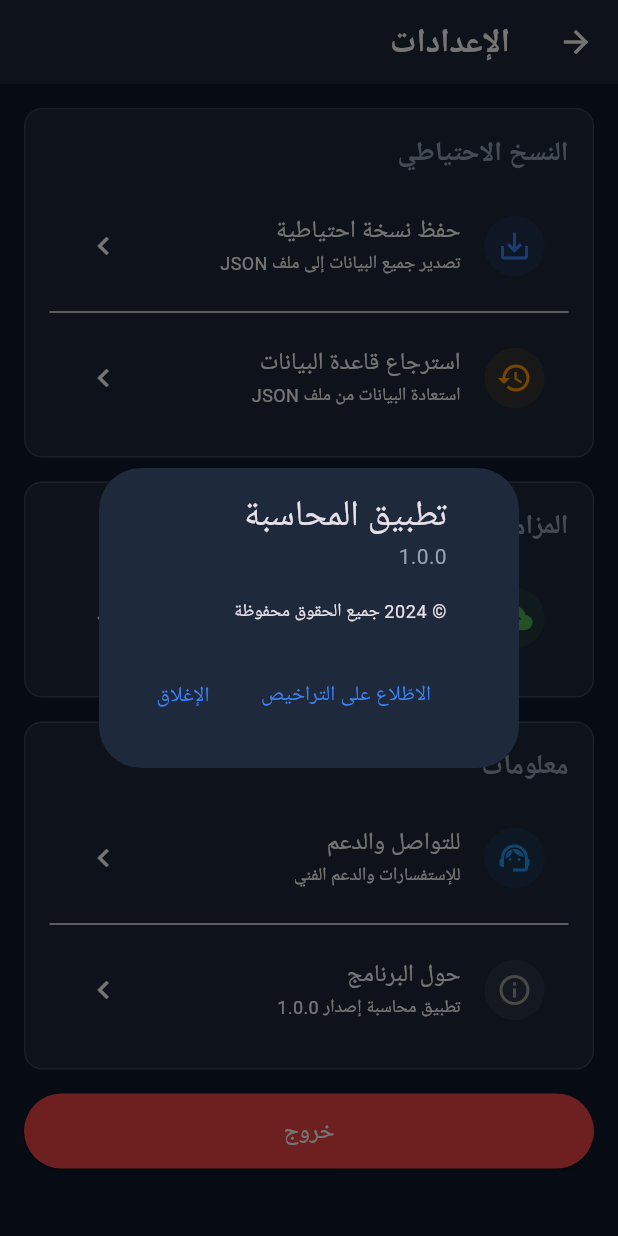
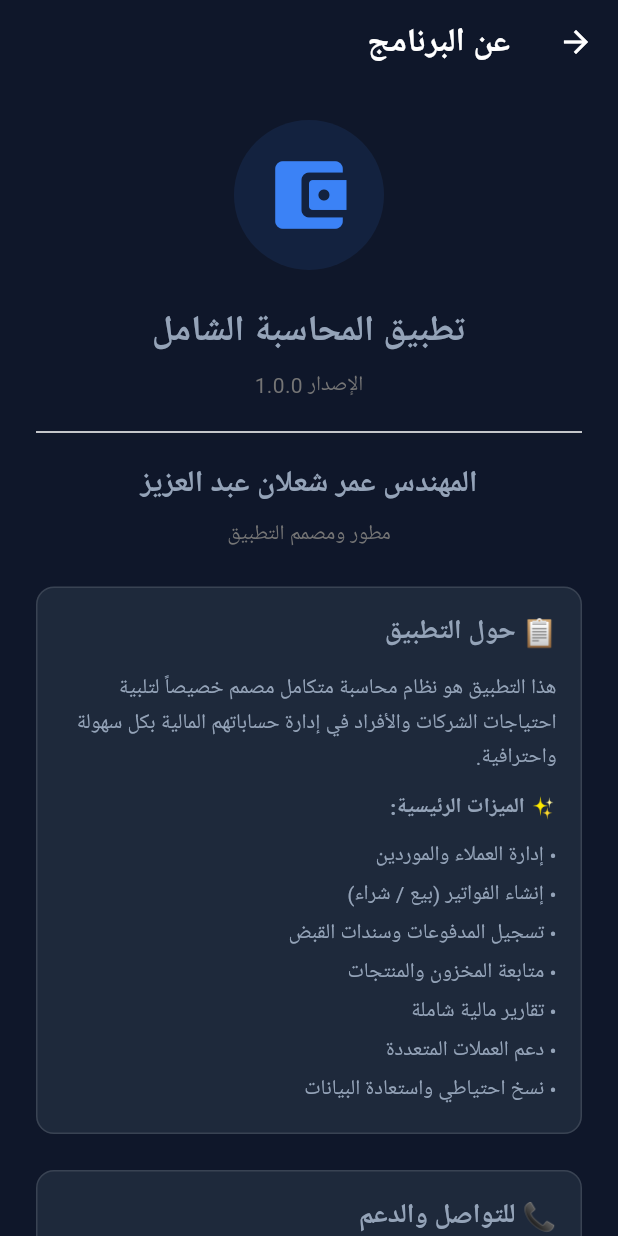
Before and after one commit to Omar2-RGB/accounting_app, a Flutter app: the SettingsScreen screen opened directly, after a tap on "حول البرنامج", on a phone screen of 412 x 824 dp. Run offline on Flutter 3.47's test engine with Material 3 defaults, Android fonts, the phone set to English and light mode, and no system bars; our stand-ins replace file_picker, google_fonts, google_sign_in, pdf, printing, sqflite and 2 more; missing offline and left inert: googleapis; accounts and stored records are empty; Roboto replaces fonts that are missing (Cairo).

```diff
--- /dev/null
+++ b/lib/features/settings/about_screen.dart
@@ -0,0 +1,221 @@
+import 'package:flutter/material.dart';
+import 'package:url_launcher/url_launcher.dart';
+import '../../core/theme/app_colors.dart';
+
+class AboutScreen extends StatelessWidget {
+  const AboutScreen({super.key});
+
+  // رقم الهاتف مع مفتاح الدولة (الأردن: 962)
+  static const String _phoneNumber = '963995339401';
+  static const String _whatsappUrl = 'https://wa.me/$_phoneNumber';
+
+  Future<void> _launchWhatsApp() async {
+    final Uri url = Uri.parse(_whatsappUrl);
+    try {
+      if (await canLaunchUrl(url)) {
+        await launchUrl(url, mode: LaunchMode.externalApplication);
+      } else {
+        throw 'لا يمكن فتح واتساب';
+      }
+    } catch (e) {
+      // إذا لم يكن واتساب مثبتاً، نفتح المتصفح
+      final Uri fallbackUrl = Uri.parse('https://wa.me/$_phoneNumber');
+      if (await canLaunchUrl(fallbackUrl)) {
+        await launchUrl(fallbackUrl, mode: LaunchMode.externalApplication);
+      }
+    }
+  }
+
+  @override
+  Widget build(BuildContext context) {
+    return Scaffold(
+      appBar: AppBar(
+        title: const Text('عن البرنامج'),
+        elevation: 0,
+        backgroundColor: Colors.transparent,
+      ),
+      body: SingleChildScrollView(
+        padding: const EdgeInsets.all(24.0),
+        child: Column(
+          crossAxisAlignment: CrossAxisAlignment.center,
+          children: [
+            // شعار أو أيقونة التطبيق
+            Container(
+              width: 100,
+              height: 100,
+              decoration: BoxDecoration(
+                color: AppColors.primary.withOpacity(0.1),
+                shape: BoxShape.circle,
+              ),
+              child: const Icon(
+                Icons.account_balance_wallet_rounded,
+                size: 60,
+                color: AppColors.primary,
+              ),
+            ),
+            const SizedBox(height: 24),
+
+            // اسم التطبيق
+            const Text(
+              'تطبيق المحاسبة الشامل',
+              style: TextStyle(
+                fontSize: 24,
+                fontWeight: FontWeight.bold,
+              ),
+            ),
+            const SizedBox(height: 8),
+            Text(
+              'الإصدار 1.0.0',
+              style: TextStyle(color: Colors.grey[600]),
+            ),
+            const Divider(height: 40),
+
+            // اسم المطور
+            const Text(
+              'المهندس عمر شعلان عبد العزيز',
+              style: TextStyle(
+                fontSize: 20,
+                fontWeight: FontWeight.bold,
+              ),
+            ),
+            const SizedBox(height: 8),
+            Text(
+              'مطور ومصمم التطبيق',
+              style: TextStyle(color: Colors.grey[600]),
+            ),
+            const SizedBox(height: 24),
+
+            // شرح عن التطبيق
+            Container(
+              padding: const EdgeInsets.all(16),
+              decoration: BoxDecoration(
+                color: AppColors.cardColor,
+                borderRadius: BorderRadius.circular(12),
+                border: Border.all(color: AppColors.borderWhite),
+              ),
+              child: const Column(
+                crossAxisAlignment: CrossAxisAlignment.start,
+                children: [
+                  Text(
+                    '📋 حول التطبيق',
+                    style: TextStyle(
+                      fontSize: 18,
+                      fontWeight: FontWeight.bold,
+                    ),
+                  ),
+                  SizedBox(height: 12),
+                  Text(
+                    'هذا التطبيق هو نظام محاسبة متكامل مصمم خصيصاً لتلبية احتياجات الشركات والأفراد في إدارة حساباتهم المالية بكل سهولة واحترافية.',
+                    style: TextStyle(height: 1.6),
+                  ),
+                  SizedBox(height: 12),
+                  Text(
+                    '✨ الميزات الرئيسية:',
+                    style: TextStyle(fontWeight: FontWeight.bold),
+                  ),
+                  SizedBox(height: 8),
+                  Text(
+                    '• إدارة العملاء والموردين\n'
+                    '• إنشاء الفواتير (بيع / شراء)\n'
+                    '• تسجيل المدفوعات وسندات القبض\n'
+                    '• متابعة المخزون والمنتجات\n'
+                    '• تقارير مالية شاملة\n'
+                    '• دعم العملات المتعددة\n'
+                    '• نسخ احتياطي واستعادة البيانات',
+                    style: TextStyle(height: 1.8),
+                  ),
+                ],
+              ),
+            ),
+            const SizedBox(height: 24),
+
+            // معلومات الاتصال
+            Container(
+              padding: const EdgeInsets.all(16),
+              decoration: BoxDecoration(
+                color: AppColors.cardColor,
+                borderRadius: BorderRadius.circular(12),
+                border: Border.all(color: AppColors.borderWhite),
+              ),
+              child: Column(
+                crossAxisAlignment: CrossAxisAlignment.start,
+                children: [
+                  const Text(
+                    '📞 للتواصل والدعم',
+                    style: TextStyle(
+                      fontSize: 18,
+                      fontWeight: FontWeight.bold,
+                    ),
+                  ),
+                  const SizedBox(height: 12),
+                  Row(
+                    children: [
+                      const Icon(Icons.phone, color: AppColors.primary),
+                      const SizedBox(width: 12),
+                      Text(
+                        '0995339401',
+                        style: TextStyle(
+                          fontSize: 16,
+                          fontWeight: FontWeight.bold,
+                          color: AppColors.primary,
+                        ),
+                      ),
+                    ],
+                  ),
+                  const SizedBox(height: 8),
+                  Row(
+                    children: [
+                      const Icon(Icons.email, color: AppColors.primary),
+                      const SizedBox(width: 12),
+                      const Text(
+                        'omar2rgb@gmail.com',
+                        style: TextStyle(fontSize: 16),
+                      ),
+                    ],
+                  ),
+                  const SizedBox(height: 16),
+                  // ✅ زر واتساب (تم إصلاح الأيقونة ورفع const)
+                  SizedBox(
+                    width: double.infinity,
+                    child: ElevatedButton.icon(
+                      onPressed: _launchWhatsApp,
+                      icon: Icon(Icons.message, color: Colors.white), // ✅ استخدم أيقونة message بدلاً من whatsapp
+                      label: const Text(
+                        'تواصل عبر واتساب',
+                        style: TextStyle(
+                          fontSize: 16,
+                          fontWeight: FontWeight.bold,
+                          color: Colors.white,
+                        ),
+                      ),
+                      style: ElevatedButton.styleFrom(
+                        backgroundColor: Colors.green,
+                        padding: const EdgeInsets.symmetric(vertical: 14),
+                        shape: RoundedRectangleBorder(
+                          borderRadius: BorderRadius.circular(12),
+                        ),
+                      ),
+                    ),
+                  ),
+                ],
+              ),
+            ),
+            const SizedBox(height: 32),
+
+            // حقوق النشر
+            Text(
+              '© 2025 جميع الحقوق محفوظة',
+              style: TextStyle(color: Colors.grey[500], fontSize: 12),
+            ),
+            const SizedBox(height: 8),
+            Text(
+              'المهندس عمر شعلان عبد العزيز',
+              style: TextStyle(color: Colors.grey[500], fontSize: 12),
+            ),
+            const SizedBox(height: 20),
+          ],
+        ),
+      ),
+    );
+  }
+}
--- a/lib/features/settings/settings_screen.dart
+++ b/lib/features/settings/settings_screen.dart
@@ -1,9 +1,12 @@
 import 'dart:io';
 import 'package:flutter/material.dart';
 import 'package:file_picker/file_picker.dart';
+import 'package:googleapis/drive/v3.dart' as drive;
 import '../../core/theme/app_colors.dart';
 import '../../services/backup_service.dart';
+import '../../services/google_drive_service.dart';
 import '../auth/login_screen.dart';
+import 'about_screen.dart';
 
 class SettingsScreen extends StatefulWidget {
   const SettingsScreen({super.key});
@@ -14,6 +17,7 @@ class SettingsScreen extends StatefulWidget {
 
 class _SettingsScreenState extends State<SettingsScreen> {
   bool _isLoading = false;
+  bool _isSyncing = false;
   List<File> _backupFiles = [];
 
   @override
@@ -104,6 +108,120 @@ class _SettingsScreenState extends State<SettingsScreen> {
     }
   }
 
+  // ===== دوال المزامنة مع Google Drive =====
+  Future<void> _uploadToDrive() async {
+    setState(() => _isSyncing = true);
+    try {
+      final backupPath = await BackupService.exportDatabase();
+      final fileId = await GoogleDriveService.uploadBackup(backupPath);
+
+      if (mounted) {
+        if (fileId != null) {
+          ScaffoldMessenger.of(context).showSnackBar(
+            const SnackBar(
+              content: Text('✅ تم رفع النسخة الاحتياطية إلى جوجل درايف بنجاح'),
+              backgroundColor: AppColors.success,
+            ),
+          );
+        } else {
+          ScaffoldMessenger.of(context).showSnackBar(
+            const SnackBar(
+              content: Text('❌ فشل رفع الملف، تأكد من تسجيل الدخول'),
+              backgroundColor: AppColors.danger,
+            ),
+          );
+        }
+      }
+    } catch (e) {
+      if (mounted) {
+        ScaffoldMessenger.of(context).showSnackBar(
+          SnackBar(content: Text('خطأ: $e'), backgroundColor: AppColors.danger),
+        );
+      }
+    } finally {
+      if (mounted) setState(() => _isSyncing = false);
+    }
+  }
+
+  Future<void> _restoreFromDrive() async {
+    setState(() => _isSyncing = true);
+    try {
+      final files = await GoogleDriveService.listBackups();
+
+      if (files.isEmpty) {
+        if (mounted) {
+          ScaffoldMessenger.of(context).showSnackBar(
+            const SnackBar(content: Text('لا توجد نسخ احتياطية على جوجل درايف')),
+          );
+        }
+        setState(() => _isSyncing = false);
+        return;
+      }
+
+      final selectedFile = await showDialog<drive.File>(
+        context: context,
+        builder: (context) => AlertDialog(
+          title: const Text('اختر نسخة احتياطية'),
+          content: SizedBox(
+            width: double.maxFinite,
+            height: 300,
+            child: ListView.builder(
+              itemCount: files.length,
+              itemBuilder: (context, index) {
+                final file = files[index];
+                final name = file.name ?? 'بدون اسم';
+                final modified = file.modifiedTime?.toLocal().toString() ?? 'تاريخ غير معروف';
+                return ListTile(
+                  title: Text(name),
+                  subtitle: Text(modified),
+                  onTap: () => Navigator.pop(context, file),
+                );
+              },
+            ),
+          ),
+          actions: [
+            TextButton(
+              onPressed: () => Navigator.pop(context, null),
+              child: const Text('إلغاء'),
+            ),
+          ],
+        ),
+      );
+
+      if (selectedFile == null || selectedFile.id == null) {
+        setState(() => _isSyncing = false);
+        return;
+      }
+
+      final downloadedPath = await GoogleDriveService.downloadBackup(selectedFile.id!);
+      if (downloadedPath != null && mounted) {
+        await BackupService.importDatabase(downloadedPath);
+        ScaffoldMessenger.of(context).showSnackBar(
+          const SnackBar(
+            content: Text('✅ تم استعادة البيانات من جوجل درايف بنجاح'),
+            backgroundColor: AppColors.success,
+          ),
+        );
+        await _loadBackupFiles();
+      } else if (mounted) {
+        ScaffoldMessenger.of(context).showSnackBar(
+          const SnackBar(
+            content: Text('❌ فشل تحميل الملف'),
+            backgroundColor: AppColors.danger,
+          ),
+        );
+      }
+    } catch (e) {
+      if (mounted) {
+        ScaffoldMessenger.of(context).showSnackBar(
+          SnackBar(content: Text('خطأ: $e'), backgroundColor: AppColors.danger),
+        );
+      }
+    } finally {
+      if (mounted) setState(() => _isSyncing = false);
+    }
+  }
+
   void _logout() {
     Navigator.pushAndRemoveUntil(
       context,
@@ -118,11 +236,11 @@ class _SettingsScreenState extends State<SettingsScreen> {
       appBar: AppBar(
         title: const Text('الإعدادات'),
       ),
-      body: _isLoading
+      body: (_isLoading || _isSyncing)
           ? const Center(child: CircularProgressIndicator())
           : ListView(
               children: [
-                // قسم النسخ الاحتياطي
+                // ===== قسم النسخ الاحتياطي المحلي =====
                 Container(
                   padding: const EdgeInsets.all(16),
                   margin: const EdgeInsets.all(16),
@@ -135,7 +253,7 @@ class _SettingsScreenState extends State<SettingsScreen> {
                     crossAxisAlignment: CrossAxisAlignment.start,
                     children: [
                       const Text(
-                        'النسخ الاحتياطي',
+                        'النسخ الاحتياطي المحلي',
                         style: TextStyle(fontSize: 18, fontWeight: FontWeight.bold),
                       ),
                       const SizedBox(height: 12),
@@ -177,7 +295,7 @@ class _SettingsScreenState extends State<SettingsScreen> {
                   ),
                 ),
 
-                // قسم جوجل درايف
+                // ===== قسم المزامنة مع Google Drive (جديد) =====
                 Container(
                   padding: const EdgeInsets.all(16),
                   margin: const EdgeInsets.symmetric(horizontal: 16),
@@ -190,20 +308,24 @@ class _SettingsScreenState extends State<SettingsScreen> {
                     crossAxisAlignment: CrossAxisAlignment.start,
                     children: [
                       const Text(
-                        'المزامنة',
+                        'المزامنة السحابية (Google Drive)',
                         style: TextStyle(fontSize: 18, fontWeight: FontWeight.bold),
                       ),
                       const SizedBox(height: 12),
                       _buildMenuItem(
                         icon: Icons.cloud_upload,
-                        title: 'جوجل درايف',
-                        subtitle: 'مزامنة النسخ الاحتياطية مع جوجل درايف',
+                        title: 'رفع إلى جوجل درايف',
+                        subtitle: 'حفظ نسخة احتياطية في السحاب',
                         color: Colors.green,
-                        onTap: () {
-                          ScaffoldMessenger.of(context).showSnackBar(
-                            const SnackBar(content: Text('سيتم إضافة مزامنة جوجل درايف قريباً')),
-                          );
-                        },
+                        onTap: _uploadToDrive,
+                      ),
+                      const Divider(),
+                      _buildMenuItem(
+                        icon: Icons.cloud_download,
+                        title: 'استعادة من جوجل درايف',
+                        subtitle: 'استرجاع البيانات من السحاب',
+                        color: Colors.blue,
+                        onTap: _restoreFromDrive,
                       ),
                     ],
                   ),
@@ -211,7 +333,7 @@ class _SettingsScreenState extends State<SettingsScreen> {
 
                 const SizedBox(height: 16),
 
-                // قسم التواصل
+                // ===== قسم التواصل والمعلومات =====
                 Container(
                   padding: const EdgeInsets.all(16),
                   margin: const EdgeInsets.symmetric(horizontal: 16),
@@ -234,7 +356,10 @@ class _SettingsScreenState extends State<SettingsScreen> {
                         subtitle: 'للإستفسارات والدعم الفني',
                         color: Colors.blue,
                         onTap: () {
-                          // TODO: فتح رابط التواصل
+                          Navigator.push(
+                            context,
+                            MaterialPageRoute(builder: (context) => const AboutScreen()),
+                          );
                         },
                       ),
                       const Divider(),
@@ -244,11 +369,9 @@ class _SettingsScreenState extends State<SettingsScreen> {
                         subtitle: 'تطبيق محاسبة إصدار 1.0.0',
                         color: Colors.grey,
                         onTap: () {
-                          showAboutDialog(
-                            context: context,
-                            applicationName: 'تطبيق المحاسبة',
-                            applicationVersion: '1.0.0',
-                            applicationLegalese: '© 2024 جميع الحقوق محفوظة',
+                          Navigator.push(
+                            context,
+                            MaterialPageRoute(builder: (context) => const AboutScreen()),
                           );
                         },
                       ),
@@ -258,7 +381,7 @@ class _SettingsScreenState extends State<SettingsScreen> {
 
                 const SizedBox(height: 16),
 
-                // زر الخروج
+                // ===== زر الخروج =====
                 Padding(
                   padding: const EdgeInsets.symmetric(horizontal: 16),
                   child: ElevatedButton(
--- a/pubspec.yaml
+++ b/pubspec.yaml
@@ -9,7 +9,11 @@ environment:
 dependencies:
   flutter:
     sdk: flutter
-
+  url_launcher: ^6.3.0   # 👈 أضف هذه
+  google_sign_in: ^6.2.1
+  http: ^1.2.0   # 👈 أضف هذا
+  extension_google_sign_in_as_googleapis_auth: ^2.0.10
+  googleapis: ^13.1.0
   # دعم اللغة العربية والترجمة
   flutter_localizations:
     sdk: flutter
```
Also changed, not shown: lib/services/google_drive_service.dart (added, +156 -0 lines), pubspec.lock, 2 other files.
